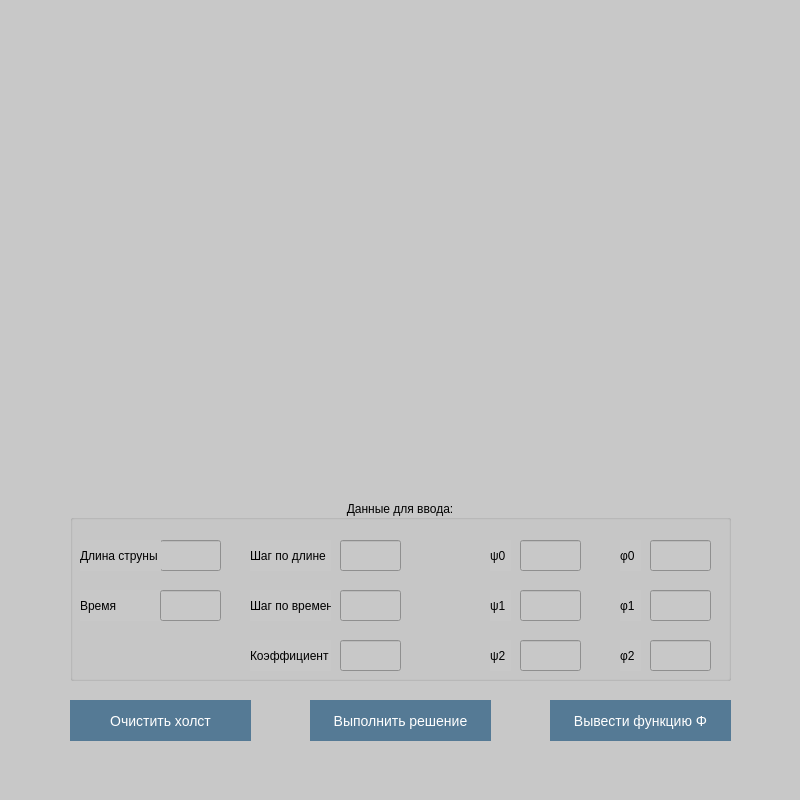
Reloadif/stringvibration, file MainWindow.ui: the form before one commit.
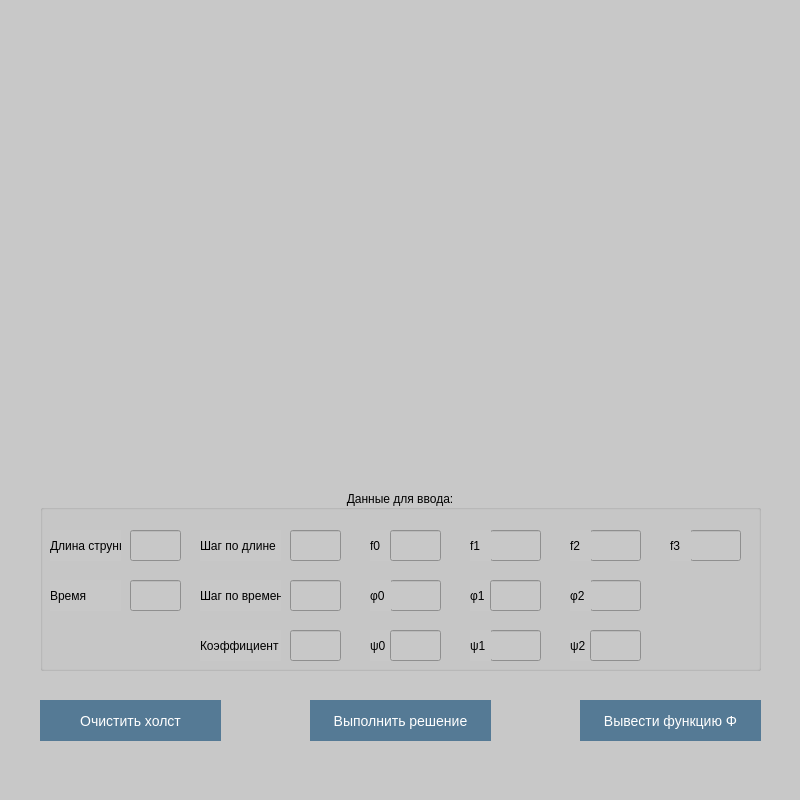
The form after the commit.

Commit message: Add ui to input coefficient to mainFunction

```diff
--- a/MainWindow.ui
+++ b/MainWindow.ui
@@ -35,9 +35,9 @@
    <widget class="QGroupBox" name="groupBox">
     <property name="geometry">
      <rect>
-      <x>70</x>
-      <y>500</y>
-      <width>661</width>
+      <x>40</x>
+      <y>490</y>
+      <width>721</width>
       <height>181</height>
      </rect>
     </property>
@@ -50,7 +50,7 @@
     <widget class="QLabel" name="label_10">
      <property name="geometry">
       <rect>
-       <x>550</x>
+       <x>430</x>
        <y>90</y>
        <width>21</width>
        <height>31</height>
@@ -63,9 +63,9 @@
     <widget class="QLineEdit" name="PhiFirstLineEdit">
      <property name="geometry">
       <rect>
-       <x>580</x>
+       <x>450</x>
        <y>90</y>
-       <width>61</width>
+       <width>51</width>
        <height>31</height>
       </rect>
      </property>
@@ -76,7 +76,7 @@
     <widget class="QLabel" name="label_4">
      <property name="geometry">
       <rect>
-       <x>180</x>
+       <x>160</x>
        <y>90</y>
        <width>81</width>
        <height>31</height>
@@ -89,9 +89,9 @@
     <widget class="QLineEdit" name="PhiZeroLineEdit">
      <property name="geometry">
       <rect>
-       <x>580</x>
-       <y>40</y>
-       <width>61</width>
+       <x>350</x>
+       <y>90</y>
+       <width>51</width>
        <height>31</height>
       </rect>
      </property>
@@ -99,8 +99,8 @@
     <widget class="QLabel" name="label_8">
      <property name="geometry">
       <rect>
-       <x>420</x>
-       <y>40</y>
+       <x>330</x>
+       <y>140</y>
        <width>21</width>
        <height>31</height>
       </rect>
@@ -112,7 +112,7 @@
     <widget class="QLabel" name="label_3">
      <property name="geometry">
       <rect>
-       <x>180</x>
+       <x>160</x>
        <y>40</y>
        <width>81</width>
        <height>31</height>
@@ -127,7 +127,7 @@
       <rect>
        <x>10</x>
        <y>90</y>
-       <width>81</width>
+       <width>71</width>
        <height>31</height>
       </rect>
      </property>
@@ -139,8 +139,8 @@
      <property name="geometry">
       <rect>
        <x>450</x>
-       <y>90</y>
-       <width>61</width>
+       <y>140</y>
+       <width>51</width>
        <height>31</height>
       </rect>
      </property>
@@ -148,7 +148,7 @@
     <widget class="QLabel" name="label_7">
      <property name="geometry">
       <rect>
-       <x>420</x>
+       <x>530</x>
        <y>140</y>
        <width>21</width>
        <height>31</height>
@@ -161,9 +161,9 @@
     <widget class="QLineEdit" name="LengthStepLineEdit">
      <property name="geometry">
       <rect>
-       <x>270</x>
+       <x>250</x>
        <y>40</y>
-       <width>61</width>
+       <width>51</width>
        <height>31</height>
       </rect>
      </property>
@@ -171,9 +171,9 @@
     <widget class="QLineEdit" name="PsiZeroLineEdit">
      <property name="geometry">
       <rect>
-       <x>450</x>
-       <y>40</y>
-       <width>61</width>
+       <x>350</x>
+       <y>140</y>
+       <width>51</width>
        <height>31</height>
       </rect>
      </property>
@@ -181,8 +181,8 @@
     <widget class="QLabel" name="label_6">
      <property name="geometry">
       <rect>
-       <x>420</x>
-       <y>90</y>
+       <x>430</x>
+       <y>140</y>
        <width>21</width>
        <height>31</height>
       </rect>
@@ -196,7 +196,7 @@
       <rect>
        <x>90</x>
        <y>40</y>
-       <width>61</width>
+       <width>51</width>
        <height>31</height>
       </rect>
      </property>
@@ -206,7 +206,7 @@
       <rect>
        <x>10</x>
        <y>40</y>
-       <width>81</width>
+       <width>71</width>
        <height>31</height>
       </rect>
      </property>
@@ -219,7 +219,7 @@
       <rect>
        <x>90</x>
        <y>90</y>
-       <width>61</width>
+       <width>51</width>
        <height>31</height>
       </rect>
      </property>
@@ -227,9 +227,9 @@
     <widget class="QLineEdit" name="TimeStepLineEdit">
      <property name="geometry">
       <rect>
-       <x>270</x>
+       <x>250</x>
        <y>90</y>
-       <width>61</width>
+       <width>51</width>
        <height>31</height>
       </rect>
      </property>
@@ -237,9 +237,9 @@
     <widget class="QLineEdit" name="PsiSecondLineEdit">
      <property name="geometry">
       <rect>
-       <x>450</x>
+       <x>550</x>
        <y>140</y>
-       <width>61</width>
+       <width>51</width>
        <height>31</height>
       </rect>
      </property>
@@ -247,8 +247,8 @@
     <widget class="QLabel" name="label_9">
      <property name="geometry">
       <rect>
-       <x>550</x>
-       <y>40</y>
+       <x>330</x>
+       <y>90</y>
        <width>21</width>
        <height>31</height>
       </rect>
@@ -260,9 +260,9 @@
     <widget class="QLineEdit" name="PhiSecondLineEdit">
      <property name="geometry">
       <rect>
-       <x>580</x>
-       <y>140</y>
-       <width>61</width>
+       <x>550</x>
+       <y>90</y>
+       <width>51</width>
        <height>31</height>
       </rect>
      </property>
@@ -273,8 +273,8 @@
     <widget class="QLabel" name="label_11">
      <property name="geometry">
       <rect>
-       <x>550</x>
-       <y>140</y>
+       <x>530</x>
+       <y>90</y>
        <width>21</width>
        <height>31</height>
       </rect>
@@ -286,7 +286,7 @@
     <widget class="QLabel" name="label_5">
      <property name="geometry">
       <rect>
-       <x>180</x>
+       <x>160</x>
        <y>140</y>
        <width>81</width>
        <height>31</height>
@@ -299,20 +299,112 @@
     <widget class="QLineEdit" name="CoefficientALineEdit">
      <property name="geometry">
       <rect>
-       <x>270</x>
+       <x>250</x>
        <y>140</y>
-       <width>61</width>
+       <width>51</width>
        <height>31</height>
       </rect>
      </property>
     </widget>
+    <widget class="QLabel" name="label_12">
+     <property name="geometry">
+      <rect>
+       <x>330</x>
+       <y>40</y>
+       <width>21</width>
+       <height>31</height>
+      </rect>
+     </property>
+     <property name="text">
+      <string>f0</string>
+     </property>
+    </widget>
+    <widget class="QLineEdit" name="FZeroLineEdit">
+     <property name="geometry">
+      <rect>
+       <x>350</x>
+       <y>40</y>
+       <width>51</width>
+       <height>31</height>
+      </rect>
+     </property>
+    </widget>
+    <widget class="QLineEdit" name="FFirstLineEdit">
+     <property name="geometry">
+      <rect>
+       <x>450</x>
+       <y>40</y>
+       <width>51</width>
+       <height>31</height>
+      </rect>
+     </property>
+    </widget>
+    <widget class="QLabel" name="label_13">
+     <property name="geometry">
+      <rect>
+       <x>430</x>
+       <y>40</y>
+       <width>21</width>
+       <height>31</height>
+      </rect>
+     </property>
+     <property name="text">
+      <string>f1</string>
+     </property>
+    </widget>
+    <widget class="QLineEdit" name="FSecondLineEdit">
+     <property name="geometry">
+      <rect>
+       <x>550</x>
+       <y>40</y>
+       <width>51</width>
+       <height>31</height>
+      </rect>
+     </property>
+    </widget>
+    <widget class="QLabel" name="label_14">
+     <property name="geometry">
+      <rect>
+       <x>530</x>
+       <y>40</y>
+       <width>21</width>
+       <height>31</height>
+      </rect>
+     </property>
+     <property name="text">
+      <string>f2</string>
+     </property>
+    </widget>
+    <widget class="QLineEdit" name="FThirdLineEdit">
+     <property name="geometry">
+      <rect>
+       <x>650</x>
+       <y>40</y>
+       <width>51</width>
+       <height>31</height>
+      </rect>
+     </property>
+    </widget>
+    <widget class="QLabel" name="label_15">
+     <property name="geometry">
+      <rect>
+       <x>630</x>
+       <y>40</y>
+       <width>21</width>
+       <height>31</height>
+      </rect>
+     </property>
+     <property name="text">
+      <string>f3</string>
+     </property>
+    </widget>
    </widget>
    <widget class="QWidget" name="verticalLayoutWidget">
     <property name="geometry">
      <rect>
-      <x>70</x>
+      <x>40</x>
       <y>20</y>
-      <width>661</width>
+      <width>721</width>
       <height>461</height>
      </rect>
     </property>
@@ -321,7 +413,7 @@
    <widget class="QPushButton" name="ClearSheduleButton">
     <property name="geometry">
      <rect>
-      <x>70</x>
+      <x>40</x>
       <y>700</y>
       <width>181</width>
       <height>41</height>
@@ -361,7 +453,7 @@
    <widget class="QPushButton" name="ShowPhiFunctionButton">
     <property name="geometry">
      <rect>
-      <x>550</x>
+      <x>580</x>
       <y>700</y>
       <width>181</width>
       <height>41</height>
```
Left out of the diff: 10 changed lines with no effect on the pictures. The commit also changes 3 other files.
